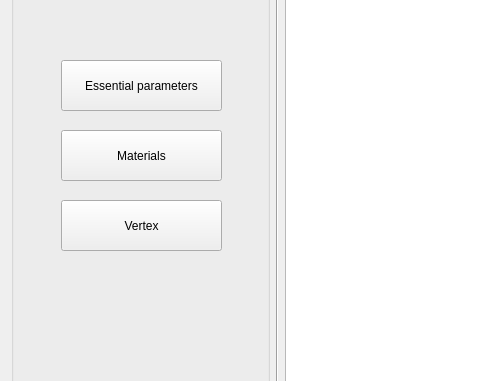
The window that SomePhysEngin/someenginmainwindow.ui (SomeTeam-SE2015/SomePhysEngin) describes before a commit, drawn with Qt 5; both pictures show x 0 to 480 and y 173 to 554 of the 1096 by 648 pixel window.
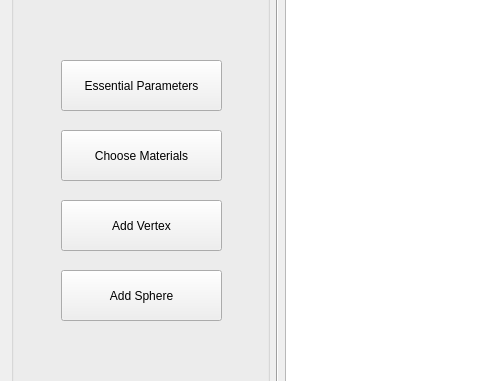
The same window after the commit. Custom widgets are drawn as their Qt base class.

Commit message: edit sphere and fix bug of vertex

```diff
--- a/SomePhysEngin/someenginmainwindow.ui
+++ b/SomePhysEngin/someenginmainwindow.ui
@@ -32,7 +32,7 @@
           </rect>
          </property>
          <property name="text">
-          <string>Essential parameters</string>
+          <string>Essential Parameters</string>
          </property>
         </widget>
         <widget class="QPushButton" name="pushButton_2">
@@ -45,7 +45,7 @@
           </rect>
          </property>
          <property name="text">
-          <string>Materials</string>
+          <string>Choose Materials</string>
          </property>
         </widget>
         <widget class="QPushButton" name="pushButton_3">
@@ -58,7 +58,20 @@
           </rect>
          </property>
          <property name="text">
-          <string>Vertex</string>
+          <string>Add Vertex</string>
+         </property>
+        </widget>
+        <widget class="QPushButton" name="pushButton_4">
+         <property name="geometry">
+          <rect>
+           <x>50</x>
+           <y>410</y>
+           <width>161</width>
+           <height>51</height>
+          </rect>
+         </property>
+         <property name="text">
+          <string>Add Sphere</string>
          </property>
         </widget>
        </widget>
```
The commit also changes 10 other files.
